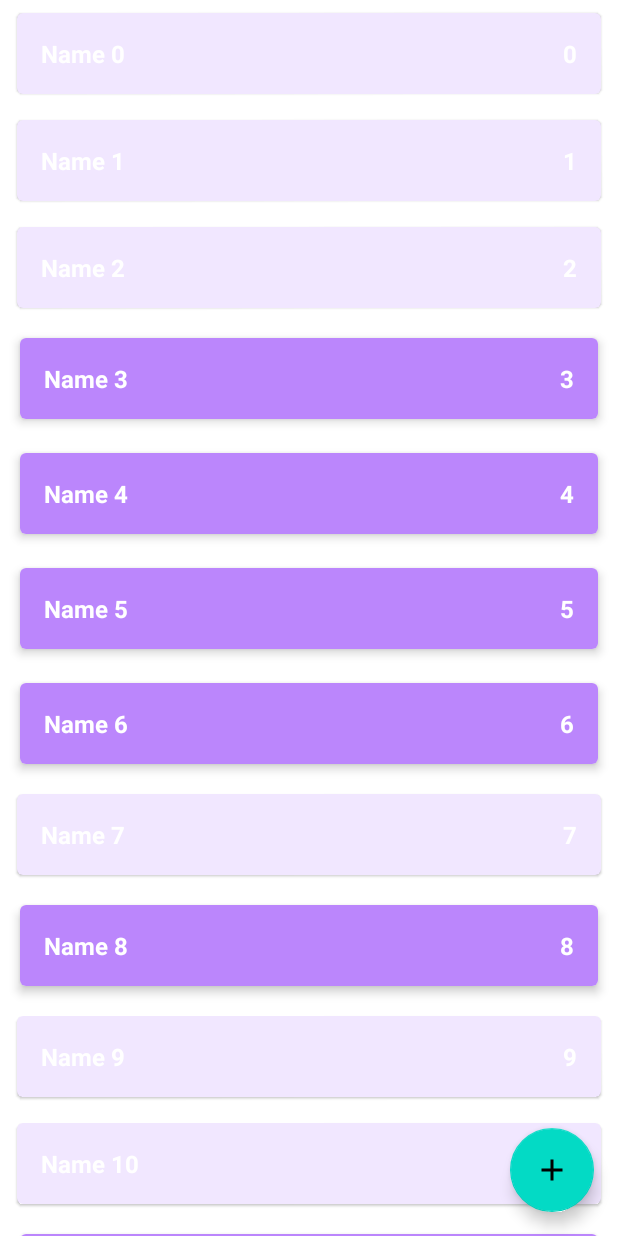
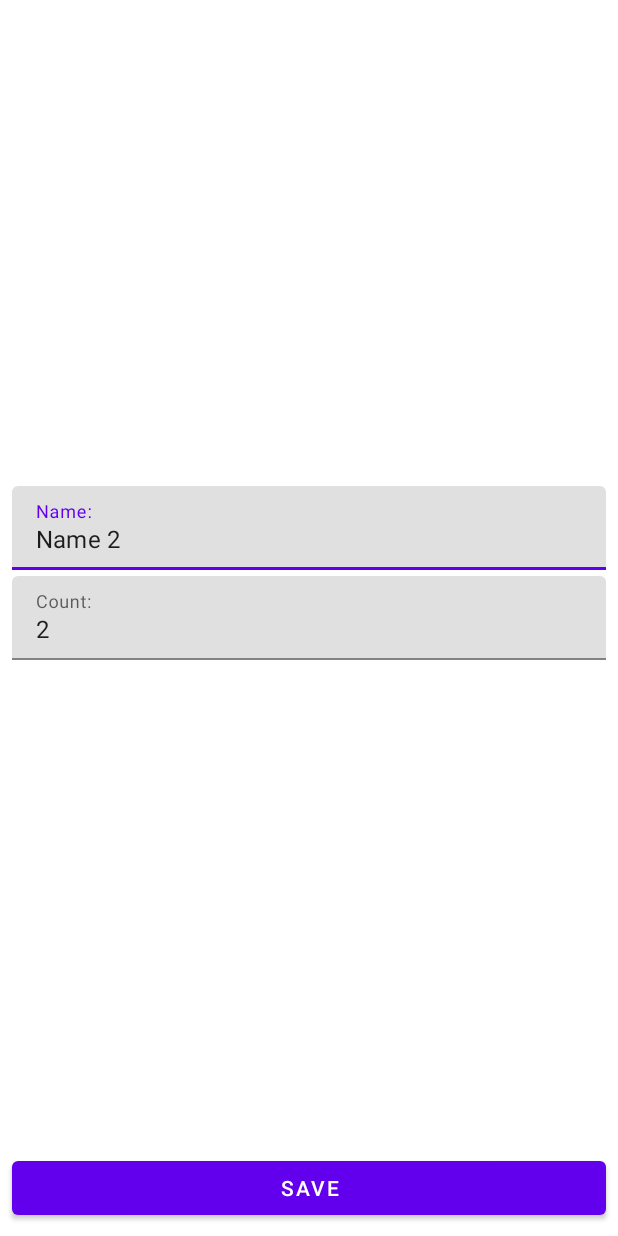
Before and after one commit to sintatsky/ShoppingList, an Android app: the screen it shows after launch (MainActivity before the commit, ShopItemActivity after it), after a tap on an icon or button, on a phone screen of 412 x 824 dp. Run offline under Robolectric (Android 15) with nearby library versions, the phone set to English and light mode, and no system bars.

Commit message:
реализовал ShopItemActivity

```diff
--- a/app/src/main/AndroidManifest.xml
+++ b/app/src/main/AndroidManifest.xml
@@ -9,7 +9,11 @@
         android:roundIcon="@mipmap/ic_launcher_round"
         android:supportsRtl="true"
         android:theme="@style/Theme.ShoppingList">
-        <activity android:name=".presentation.MainActivity"
+        <activity android:name=".presentation.ShopItemActivity"
+            android:windowSoftInputMode="adjustResize">
+        </activity>
+        <activity
+            android:name=".presentation.MainActivity"
             android:exported="true">
             <intent-filter>
                 <action android:name="android.intent.action.MAIN" />
--- a/app/src/main/java/com/example/shoppinglist/data/ShopListRepositoryImpl.kt
+++ b/app/src/main/java/com/example/shoppinglist/data/ShopListRepositoryImpl.kt
@@ -14,7 +14,7 @@ object ShopListRepositoryImpl : ShopListRepository {
     private var autoIncrementId = 0
 
     init {
-        for (i in 0 until 1000) {
+        for (i in 0 until 10) {
             val item = ShopItem("Name $i", i, Random.nextBoolean())
             addShopItem(item)
         }
--- a/app/src/main/java/com/example/shoppinglist/domain/GetShopListUseCase.kt
+++ b/app/src/main/java/com/example/shoppinglist/domain/GetShopListUseCase.kt
@@ -8,4 +8,5 @@ class GetShopListUseCase(private val shopListRepository: ShopListRepository) {
        return shopListRepository.getShopList()
 
     }
+
 }
--- a/app/src/main/java/com/example/shoppinglist/presentation/MainActivity.kt
+++ b/app/src/main/java/com/example/shoppinglist/presentation/MainActivity.kt
@@ -7,6 +7,7 @@ import androidx.lifecycle.ViewModelProvider
 import androidx.recyclerview.widget.ItemTouchHelper
 import androidx.recyclerview.widget.RecyclerView
 import com.example.shoppinglist.R
+import com.google.android.material.floatingactionbutton.FloatingActionButton
 
 class MainActivity : AppCompatActivity() {
 
@@ -20,6 +21,11 @@ class MainActivity : AppCompatActivity() {
         viewModel = ViewModelProvider(this)[MainViewModel::class.java]
         viewModel.shopList.observe(this) {
             shopListAdapter.submitList(it)
+        }
+        val buttonAddItem = findViewById<FloatingActionButton>(R.id.button_add_shop_item)
+        buttonAddItem.setOnClickListener {
+            val intent = ShopItemActivity.newIntentAddItem(this)
+            startActivity(intent)
         }
     }
 
@@ -72,6 +78,8 @@ class MainActivity : AppCompatActivity() {
     private fun setupClickListener() {
         shopListAdapter.onShopItemClick = {
             Log.d("onShopItemClick", "click on $it")
+            val intent = ShopItemActivity.newIntentEditItem(this, it.id)
+            startActivity(intent)
         }
     }
 
--- /dev/null
+++ b/app/src/main/java/com/example/shoppinglist/presentation/ShopItemActivity.kt
@@ -0,0 +1,167 @@
+package com.example.shoppinglist.presentation
+
+import android.content.Context
+import android.content.Intent
+import android.os.Bundle
+import android.text.Editable
+import android.text.TextWatcher
+import android.widget.Button
+import android.widget.EditText
+import androidx.appcompat.app.AppCompatActivity
+import androidx.lifecycle.ViewModelProvider
+import com.example.shoppinglist.R
+import com.example.shoppinglist.domain.ShopItem
+import com.google.android.material.textfield.TextInputLayout
+
+class ShopItemActivity : AppCompatActivity() {
+
+    private lateinit var viewModel: ShopItemViewModel
+
+    private lateinit var tilName: TextInputLayout
+    private lateinit var tilCount: TextInputLayout
+    private lateinit var edName: EditText
+    private lateinit var edCount: EditText
+    private lateinit var buttonSave: Button
+
+    private var screenMode = MODE_UNKNOWN
+    private var shopItemId = ShopItem.UNDEFINED_ID
+
+    override fun onCreate(savedInstanceState: Bundle?) {
+        super.onCreate(savedInstanceState)
+        setContentView(R.layout.activity_shop_item)
+        parseIntent()
+        viewModel = ViewModelProvider(this)[ShopItemViewModel::class.java]
+        initViews()
+        addTextChangeListeners()
+        launchRightMode()
+        observeViewModel()
+    }
+
+    private fun observeViewModel() {
+        viewModel.errorInputCount.observe(this) {
+            val message = if (it) {
+                getString(R.string.error_input_count)
+            } else {
+                null
+            }
+            tilCount.error = message
+        }
+        viewModel.errorInputName.observe(this) {
+            val message = if (it) {
+                getString(R.string.error_input_name)
+            } else {
+                null
+            }
+            tilName.error = message
+        }
+        viewModel.shouldCloseScreen.observe(this) {
+            finish()
+        }
+    }
+
+    private fun launchRightMode() {
+        when (screenMode) {
+            MODE_EDIT -> launchEditMode()
+            MODE_ADD -> launchAddMode()
+        }
+    }
+
+    private fun addTextChangeListeners() {
+        edName.addTextChangedListener(object : TextWatcher {
+            override fun beforeTextChanged(p0: CharSequence?, p1: Int, p2: Int, p3: Int) {
+
+            }
+
+            override fun onTextChanged(p0: CharSequence?, p1: Int, p2: Int, p3: Int) {
+                viewModel.resetErrorInputName()
+            }
+
+            override fun afterTextChanged(p0: Editable?) {
+
+            }
+
+        })
+
+        edCount.addTextChangedListener(object : TextWatcher {
+            override fun beforeTextChanged(p0: CharSequence?, p1: Int, p2: Int, p3: Int) {
+
+            }
+
+            override fun onTextChanged(p0: CharSequence?, p1: Int, p2: Int, p3: Int) {
+                viewModel.resetErrorInputCount()
+            }
+
+            override fun afterTextChanged(p0: Editable?) {
+
+            }
+
+        })
+
+    }
+
+    private fun launchEditMode() {
+        viewModel.getShopItem(shopItemId)
+        viewModel.shopItem.observe(this) {
+            edName.setText(it.name)
+            edCount.setText(it.count.toString())
+        }
+        buttonSave.setOnClickListener {
+            viewModel.editShopItem(edName.text?.toString(), edCount.text?.toString())
+        }
+
+    }
+
+    private fun launchAddMode() {
+        buttonSave.setOnClickListener {
+            viewModel.addShopItem(edName.text?.toString(), edCount.text?.toString())
+        }
+    }
+
+    private fun parseIntent() {
+        if (!intent.hasExtra(EXTRA_SCREEN_MODE)) {
+            throw RuntimeException("Param screen mode is abcent")
+        }
+        val mode = intent.getStringExtra(EXTRA_SCREEN_MODE)
+        if (mode != MODE_EDIT && mode != MODE_ADD) {
+            throw RuntimeException("Unknown screen mode $mode")
+        }
+        screenMode = mode
+        if (screenMode == MODE_EDIT) {
+            if (!intent.hasExtra(EXTRA_SHOP_ITEM_ID)) {
+                throw  RuntimeException("Param shop item id is absent")
+            }
+            shopItemId = intent.getIntExtra(EXTRA_SHOP_ITEM_ID, ShopItem.UNDEFINED_ID)
+
+        }
+    }
+
+    private fun initViews() {
+        tilName = findViewById(R.id.til_name)
+        tilCount = findViewById(R.id.til_count)
+        edName = findViewById(R.id.ed_name)
+        edCount = findViewById(R.id.ed_count)
+        buttonSave = findViewById(R.id.button_save)
+    }
+
+    companion object {
+        private const val EXTRA_SCREEN_MODE = "extra_mode"
+        private const val EXTRA_SHOP_ITEM_ID = "extra_shop_item_id"
+        private const val MODE_EDIT = "mode_edit"
+        private const val MODE_ADD = "mode_add"
+        private const val MODE_UNKNOWN = ""
+
+        fun newIntentAddItem(context: Context): Intent {
+            val intent = Intent(context, ShopItemActivity::class.java)
+            intent.putExtra(EXTRA_SCREEN_MODE, MODE_ADD)
+            return intent
+        }
+
+        fun newIntentEditItem(context: Context, shopItemId: Int): Intent {
+            val intent = Intent(context, ShopItemActivity::class.java)
+            intent.putExtra(EXTRA_SCREEN_MODE, MODE_EDIT)
+            intent.putExtra(EXTRA_SHOP_ITEM_ID, shopItemId)
+            return intent
+        }
+
+    }
+}
--- /dev/null
+++ b/app/src/main/java/com/example/shoppinglist/presentation/ShopItemViewModel.kt
@@ -0,0 +1,105 @@
+package com.example.shoppinglist.presentation
+
+import androidx.lifecycle.LiveData
+import androidx.lifecycle.MutableLiveData
+import androidx.lifecycle.ViewModel
+import com.example.shoppinglist.data.ShopListRepositoryImpl
+import com.example.shoppinglist.domain.AddShopItemUseCase
+import com.example.shoppinglist.domain.EditShopItemUseCase
+import com.example.shoppinglist.domain.GetShopItemByIdUseCase
+import com.example.shoppinglist.domain.ShopItem
+
+class ShopItemViewModel : ViewModel() {
+
+    private val repository = ShopListRepositoryImpl
+
+    private val getShopItemUseCase = GetShopItemByIdUseCase(repository)
+    private val addShopItemUseCase = AddShopItemUseCase(repository)
+    private val editShopItemUseCase = EditShopItemUseCase(repository)
+
+    private val _errorInputName = MutableLiveData<Boolean>()
+    val errorInputName: LiveData<Boolean>
+        get() = _errorInputName
+
+    private val _errorInputCount = MutableLiveData<Boolean>()
+    val errorInputCount: LiveData<Boolean>
+        get() = _errorInputCount
+
+    private val _shopItem = MutableLiveData<ShopItem>()
+    val shopItem: LiveData<ShopItem>
+        get() = _shopItem
+
+    private val _shouldCloseScreen = MutableLiveData<Unit>()
+    val shouldCloseScreen: LiveData<Unit>
+    get() = _shouldCloseScreen
+
+
+    fun getShopItem(shopItemId: Int) {
+        val item = getShopItemUseCase.getShopItemById(shopItemId)
+        _shopItem.value = item
+    }
+
+    fun addShopItem(inputName: String?, inputCount: String?) {
+        val name = parseName(inputName)
+        val count = parseCount(inputCount)
+        val fieldsValid = validateInput(name, count)
+        if (fieldsValid) {
+            val shopItem = ShopItem(name, count, true)
+            addShopItemUseCase.addShopItem(shopItem)
+            finishWork()
+        }
+
+    }
+
+    fun editShopItem(inputName: String?, inputCount: String?) {
+        val name = parseName(inputName)
+        val count = parseCount(inputCount)
+        val fieldsValid = validateInput(name, count)
+        if (fieldsValid) {
+            _shopItem.value?.let {
+                val item = it.copy(name = name, count = count)
+                editShopItemUseCase.editShopItem(item)
+                finishWork()
+            }
+
+        }
+    }
+
+    private fun parseName(inputName: String?): String {
+        return inputName?.trim() ?: ""
+    }
+
+    private fun parseCount(inputCount: String?): Int {
+        return try {
+            inputCount?.trim()?.toInt() ?: 0
+        } catch (e: Exception) {
+            0
+        }
+    }
+
+    private fun validateInput(name: String, count: Int): Boolean {
+        var result = true
+        if (name.isBlank()) {
+            _errorInputName.value = true
+            result = false
+        }
+        if (count <= 0) {
+            _errorInputCount.value = true
+            result = false
+        }
+        return result
+    }
+
+    fun resetErrorInputName() {
+        _errorInputName.value = false
+    }
+
+    fun resetErrorInputCount() {
+        _errorInputCount.value = false
+    }
+
+    private fun finishWork(){
+        _shouldCloseScreen.value = Unit
+    }
+
+}
--- /dev/null
+++ b/app/src/main/res/layout/activity_shop_item.xml
@@ -0,0 +1,64 @@
+<?xml version="1.0" encoding="utf-8"?>
+<androidx.constraintlayout.widget.ConstraintLayout xmlns:android="http://schemas.android.com/apk/res/android"
+    xmlns:app="http://schemas.android.com/apk/res-auto"
+    xmlns:tools="http://schemas.android.com/tools"
+    android:layout_width="match_parent"
+    android:layout_height="match_parent"
+    tools:context=".presentation.ShopItemActivity">
+
+    <com.google.android.material.textfield.TextInputLayout
+        android:id="@+id/til_name"
+        android:layout_width="0dp"
+        android:layout_height="wrap_content"
+        android:layout_marginStart="8dp"
+        android:layout_marginEnd="8dp"
+        android:layout_marginBottom="4dp"
+        app:layout_constraintBottom_toTopOf="@id/til_count"
+        app:layout_constraintStart_toStartOf="parent"
+        app:layout_constraintEnd_toEndOf="parent"
+        app:layout_constraintTop_toTopOf="parent"
+        app:layout_constraintVertical_chainStyle="packed">
+
+        <com.google.android.material.textfield.TextInputEditText
+            android:id="@+id/ed_name"
+            android:layout_width="match_parent"
+            android:layout_height="wrap_content"
+            android:hint="@string/name"
+            android:inputType="textCapWords"/>
+
+    </com.google.android.material.textfield.TextInputLayout>
+
+    <com.google.android.material.textfield.TextInputLayout
+        android:id="@+id/til_count"
+        android:layout_width="0dp"
+        android:layout_height="wrap_content"
+        android:layout_marginStart="8dp"
+        android:layout_marginEnd="8dp"
+        android:layout_marginBottom="4dp"
+        app:layout_constraintStart_toStartOf="parent"
+        app:layout_constraintEnd_toEndOf="parent"
+        app:layout_constraintTop_toBottomOf="@id/til_name"
+        app:layout_constraintBottom_toTopOf="@id/button_save"
+        >
+
+        <com.google.android.material.textfield.TextInputEditText
+            android:id="@+id/ed_count"
+            android:layout_width="match_parent"
+            android:layout_height="wrap_content"
+            android:hint="@string/count"
+            android:inputType="number"/>
+
+    </com.google.android.material.textfield.TextInputLayout>
+
+    <Button
+        android:id="@+id/button_save"
+        android:layout_width="match_parent"
+        android:layout_height="wrap_content"
+        android:layout_margin="8dp"
+        android:layout_marginEnd="8dp"
+        android:text="@string/save"
+        app:layout_constraintBottom_toBottomOf="parent"
+        app:layout_constraintEnd_toEndOf="parent"
+        app:layout_constraintStart_toStartOf="parent" />
+
+</androidx.constraintlayout.widget.ConstraintLayout>
--- a/app/src/main/res/values/strings.xml
+++ b/app/src/main/res/values/strings.xml
@@ -1,3 +1,8 @@
 <resources>
     <string name="app_name">ShoppingList</string>
+    <string name="save">save</string>
+    <string name="count">Count:</string>
+    <string name="name">Name:</string>
+    <string name="error_input_count">Invalid count</string>
+    <string name="error_input_name">Invalid name</string>
 </resources>
```
